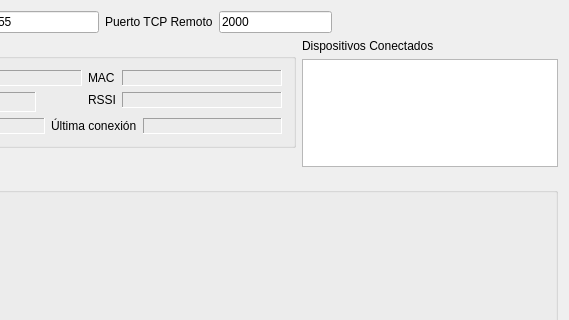
The window that LPCXpresso/Simulador_TCP/Simulador_TCP/mainwindow.ui (mmondani/SmartPlug) describes before a commit, drawn with Qt 5; both pictures show x 138 to 707 and y 0 to 320 of the 707 by 463 pixel window.
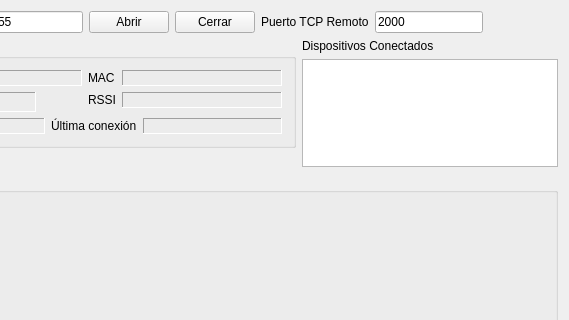
The same window after the commit.

The edit to the form file:
```diff
--- a/LPCXpresso/Simulador_TCP/Simulador_TCP/mainwindow.ui
+++ b/LPCXpresso/Simulador_TCP/Simulador_TCP/mainwindow.ui
@@ -35,6 +35,26 @@
         </item>
        </layout>
       </item>
+      <item>
+       <widget class="QPushButton" name="pushOpen">
+        <property name="text">
+         <string>Abrir</string>
+        </property>
+        <property name="checkable">
+         <bool>false</bool>
+        </property>
+        <property name="checked">
+         <bool>false</bool>
+        </property>
+       </widget>
+      </item>
+      <item>
+       <widget class="QPushButton" name="pushClose">
+        <property name="text">
+         <string>Cerrar</string>
+        </property>
+       </widget>
+      </item>
       <item>
        <layout class="QHBoxLayout" name="horizontalLayout_3">
         <item>
```
Left out of the diff: 2 changed lines with no effect on the pictures.
